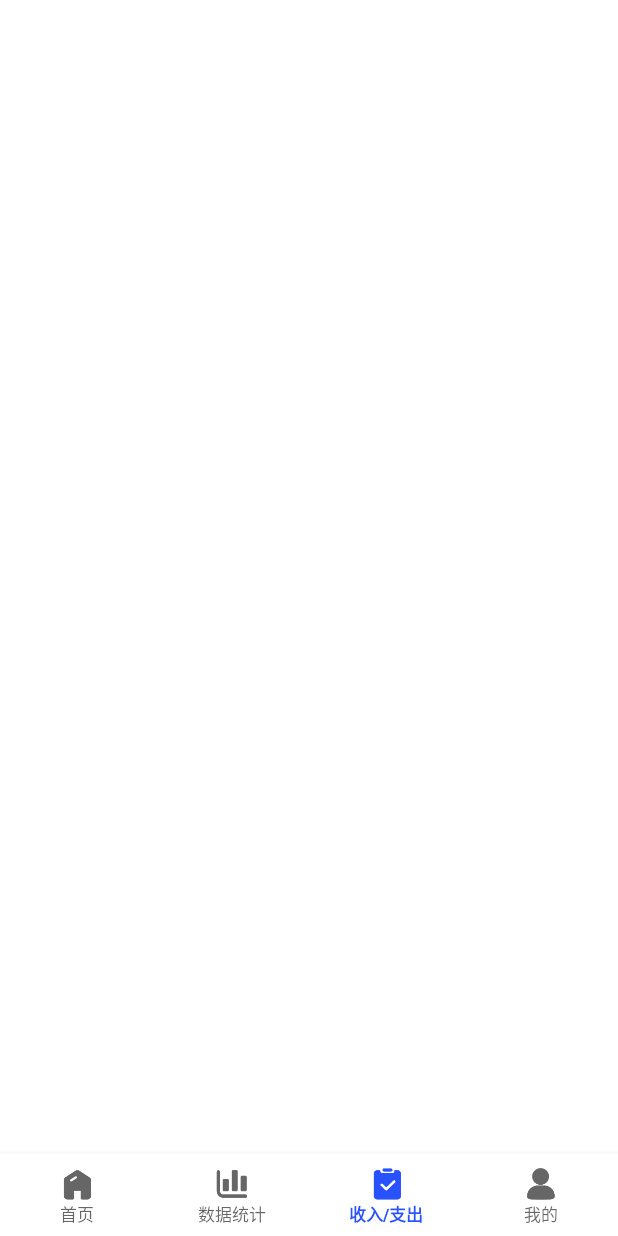
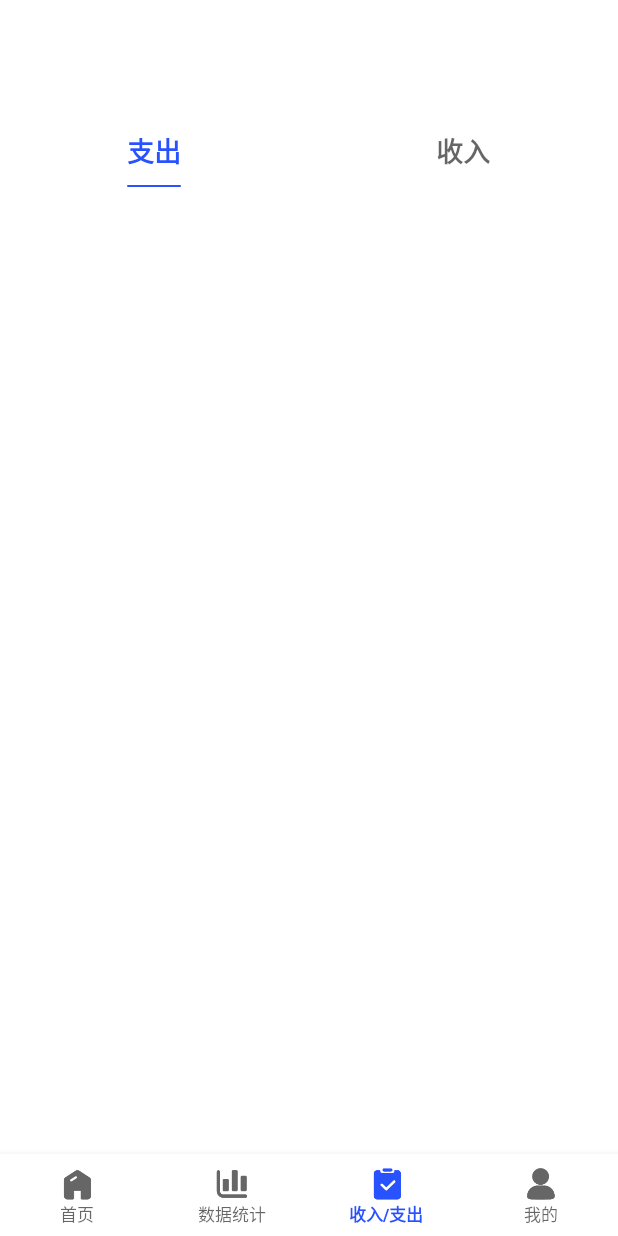
Before and after one commit to wangshyy/FFMS, an Android app: the IncomeExpenditureFragment screen opened through its navigation route, on a phone screen of 412 x 824 dp. Run offline under Robolectric (Android 15) with nearby library versions, the phone set to English and light mode, and no system bars; our stand-ins replace data binding, navigation-ui; libraries missing offline, so code that uses them is left out: com.gyf.immersionbar; 4 statements that could not run were skipped.

Commit message:
收入支出模块开发

```diff
--- /dev/null
+++ b/app/src/main/java/com/wsy/ffms/adapter/IncExpPagerAdapter.kt
@@ -0,0 +1,23 @@
+package com.wsy.ffms.adapter
+
+import androidx.fragment.app.Fragment
+import androidx.viewpager2.adapter.FragmentStateAdapter
+import com.wsy.ffms.ui.incomeexpenditure.expenditure.ExpenditureFragment
+import com.wsy.ffms.ui.incomeexpenditure.income.IncomeFragment
+
+/**
+ *  author : wsy
+ *  date   : 2023/3/10
+ *  desc   : 收入支出viewPager适配器
+ */
+class IncExpPagerAdapter(fragment: Fragment) : FragmentStateAdapter(fragment) {
+    override fun getItemCount() = 2
+
+    override fun createFragment(position: Int): Fragment {
+        return when (position) {
+            0 -> ExpenditureFragment()
+            1 -> IncomeFragment()
+            else -> ExpenditureFragment()
+        }
+    }
+}
--- a/app/src/main/java/com/wsy/ffms/ui/incomeexpenditure/IncomeExpenditureFragment.kt
+++ b/app/src/main/java/com/wsy/ffms/ui/incomeexpenditure/IncomeExpenditureFragment.kt
@@ -1,8 +1,11 @@
 package com.wsy.ffms.ui.incomeexpenditure
 
+import com.google.android.material.tabs.TabLayoutMediator
 import com.wsy.ffms.R
+import com.wsy.ffms.adapter.IncExpPagerAdapter
 import com.wsy.ffms.core.base.BaseVMFragment
 import com.wsy.ffms.databinding.FgIncomeExpenditureBinding
+import com.wsy.ffms.model.bean.Title
 import com.wsy.ffms.ui.MainActivity
 
 /**
@@ -10,11 +13,24 @@ import com.wsy.ffms.ui.MainActivity
  *  date   : 2023/3/2
  *  desc   : 收入支出模块
  */
-class IncomeExpenditureFragment: BaseVMFragment<FgIncomeExpenditureBinding>(R.layout.fg_income_expenditure) {
+class IncomeExpenditureFragment :
+    BaseVMFragment<FgIncomeExpenditureBinding>(R.layout.fg_income_expenditure) {
     override fun initView() {
-        MainActivity.setStatusBarHeight(binding.flStatusBar,requireActivity())
+        MainActivity.setStatusBarHeight(binding.flStatusBar, requireActivity())
         binding.apply {
+            title = Title(getString(R.string.income_expenditure), false) {}
+            viewpager.adapter = IncExpPagerAdapter(this@IncomeExpenditureFragment)
+            viewpager.offscreenPageLimit = 2
+            viewpager.isUserInputEnabled = false//true滑动 false禁止滑动
 
+            //tabLayout与viewPager联动
+            TabLayoutMediator(tabLayout, viewpager) { tab, position ->
+                when (position) {
+                    0 -> tab.text = getString(R.string.expenditure)
+                    1 -> tab.text = getString(R.string.income)
+                    else -> tab.text = getString(R.string.expenditure)
+                }
+            }.attach()
         }
     }
 
--- /dev/null
+++ b/app/src/main/java/com/wsy/ffms/ui/incomeexpenditure/expenditure/ExpenditureFragment.kt
@@ -0,0 +1,22 @@
+package com.wsy.ffms.ui.incomeexpenditure.expenditure
+
+import com.wsy.ffms.R
+import com.wsy.ffms.core.base.BaseVMFragment
+import com.wsy.ffms.databinding.FgExpenditureBinding
+
+/**
+ *  author : wsy
+ *  date   : 2023/3/10
+ *  desc   : 支出页面
+ */
+class ExpenditureFragment :BaseVMFragment<FgExpenditureBinding>(R.layout.fg_expenditure){
+    override fun initView() {
+
+    }
+
+    override fun initData() {
+    }
+
+    override fun startObserve() {
+    }
+}
--- /dev/null
+++ b/app/src/main/java/com/wsy/ffms/ui/incomeexpenditure/income/IncomeFragment.kt
@@ -0,0 +1,22 @@
+package com.wsy.ffms.ui.incomeexpenditure.income
+
+import com.wsy.ffms.R
+import com.wsy.ffms.core.base.BaseVMFragment
+import com.wsy.ffms.databinding.FgIncomeBinding
+
+/**
+ *  author : wsy
+ *  date   : 2023/3/10
+ *  desc   : 收入页面
+ */
+class IncomeFragment : BaseVMFragment<FgIncomeBinding>(R.layout.fg_income) {
+    override fun initView() {
+
+    }
+
+    override fun initData() {
+    }
+
+    override fun startObserve() {
+    }
+}
--- /dev/null
+++ b/app/src/main/res/drawable/shape_tab_indicator.xml
@@ -0,0 +1,6 @@
+<?xml version="1.0" encoding="utf-8"?>
+<shape xmlns:android="http://schemas.android.com/apk/res/android">
+    <solid android:color="@color/colorPrimary" />
+    <corners android:radius="@dimen/dp_10" />
+    <size android:width="@dimen/dp_1" android:height="@dimen/dp_1"/>
+</shape>
--- a/app/src/main/res/layout/ac_system_config_common.xml
+++ b/app/src/main/res/layout/ac_system_config_common.xml
@@ -48,14 +48,14 @@
             android:background="@drawable/shape_box_bg"
             android:hint="@string/system_config_common_type_hint"
             android:inputType="text"
-            android:minHeight="@dimen/dp_10"
+            android:minHeight="@dimen/dp_46"
             android:padding="@dimen/dp_10"
             android:text="@={viewModel.type}"
             android:textColor="@color/color_text"
             android:textSize="@dimen/text_size_14"
             app:layout_constraintStart_toStartOf="parent"
             app:layout_constraintTop_toBottomOf="@+id/recyclerView"
-            app:layout_constraintWidth_percent=".8" />
+            app:layout_constraintWidth_percent=".7" />
 
         <androidx.appcompat.widget.AppCompatTextView
             android:id="@+id/tv_operate"
@@ -98,7 +98,5 @@
                 android:textSize="@dimen/text_size_14"
                 android:textStyle="bold" />
         </com.google.android.material.card.MaterialCardView>
-
-
     </androidx.constraintlayout.widget.ConstraintLayout>
 </layout>
--- /dev/null
+++ b/app/src/main/res/layout/fg_expenditure.xml
@@ -0,0 +1,9 @@
+<?xml version="1.0" encoding="utf-8"?>
+<layout xmlns:android="http://schemas.android.com/apk/res/android">
+
+    <androidx.constraintlayout.widget.ConstraintLayout
+        android:layout_width="match_parent"
+        android:layout_height="match_parent">
+
+    </androidx.constraintlayout.widget.ConstraintLayout>
+</layout>
--- a/app/src/main/res/layout/fg_home.xml
+++ b/app/src/main/res/layout/fg_home.xml
@@ -3,7 +3,6 @@
     xmlns:app="http://schemas.android.com/apk/res-auto">
 
     <data>
-
         <variable
             name="title"
             type="com.wsy.ffms.model.bean.Title" />
--- a/app/src/main/res/layout/fg_income_expenditure.xml
+++ b/app/src/main/res/layout/fg_income_expenditure.xml
@@ -1,7 +1,12 @@
 <?xml version="1.0" encoding="utf-8"?>
 <layout xmlns:android="http://schemas.android.com/apk/res/android"
     xmlns:app="http://schemas.android.com/apk/res-auto">
+    <data>
 
+        <variable
+            name="title"
+            type="com.wsy.ffms.model.bean.Title" />
+    </data>
     <androidx.constraintlayout.widget.ConstraintLayout
         android:layout_width="match_parent"
         android:layout_height="match_parent">
@@ -12,5 +17,31 @@
             android:layout_height="wrap_content"
             android:background="@color/transparent"
             app:layout_constraintTop_toTopOf="parent" />
+        <include
+            android:id="@+id/toolbar"
+            layout="@layout/layout_title"
+            android:layout_width="match_parent"
+            android:layout_height="@dimen/dp_46"
+            app:layout_constraintEnd_toEndOf="parent"
+            app:layout_constraintStart_toStartOf="parent"
+            app:layout_constraintTop_toBottomOf="@+id/fl_status_bar"
+            app:title="@{title}" />
+
+        <com.google.android.material.tabs.TabLayout
+            android:id="@+id/tabLayout"
+            android:layout_width="match_parent"
+            android:layout_height="wrap_content"
+            app:tabIndicatorFullWidth="false"
+            app:tabIndicatorColor="@color/colorPrimary"
+            app:tabTextAppearance="@style/MyTabLayoutStyle"
+            app:tabIndicator="@drawable/shape_tab_indicator"
+            app:layout_constraintTop_toBottomOf="@id/toolbar" />
+
+        <androidx.viewpager2.widget.ViewPager2
+            android:id="@+id/viewpager"
+            android:layout_width="match_parent"
+            android:layout_height="0dp"
+            app:layout_constraintBottom_toBottomOf="parent"
+            app:layout_constraintTop_toBottomOf="@+id/tabLayout" />
     </androidx.constraintlayout.widget.ConstraintLayout>
 </layout>
--- a/app/src/main/res/layout/fg_mine.xml
+++ b/app/src/main/res/layout/fg_mine.xml
@@ -23,7 +23,7 @@
             android:id="@+id/cl_title"
             android:layout_width="match_parent"
             android:layout_height="@dimen/dp_200"
-            android:background="@color/colorPrimary"
+            android:background="@drawable/bg_mine"
             app:layout_constraintTop_toTopOf="parent">
 
             <com.google.android.material.imageview.ShapeableImageView
--- a/app/src/main/res/values/colors.xml
+++ b/app/src/main/res/values/colors.xml
@@ -14,4 +14,5 @@
     <color name="color_activity_bg">#F7F7FC</color>
     <color name="transparent">#00000000</color>
     <color name="color_red_d81e06">#d81e06</color>
+    <color name="color_line_grey_266F7685">#266F7685</color>
 </resources>
--- a/app/src/main/res/values/strings.xml
+++ b/app/src/main/res/values/strings.xml
@@ -43,10 +43,8 @@
     <string name="modify_success">修改成功</string>
     <string name="old_pwd_error">旧密码与登录密码不一致</string>
     <string name="logout_reminder">您确认要退出帐号吗？</string>
-
     <string name="basic_function">基本功能</string>
     <string name="modify_pwd">修改密码</string>
-
     <string name="sys_config">系统配置</string>
     <string name="count_type">账户类型</string>
     <string name="consumption_type">消费类型</string>
@@ -55,5 +53,10 @@
     <string name="system_config_common_type_hint">请输入类型</string>
     <string name="no_data">暂无数据</string>
     <string name="add_success">添加成功</string>
+    <string name="delete_success">删除成功</string>
+    <string name="delete_reminder">确认删除?</string>
 
+    <!-- 收入/支出 -->
+    <string name="income">收入</string>
+    <string name="expenditure">支出</string>
 </resources>
--- a/app/src/main/res/values/style.xml
+++ b/app/src/main/res/values/style.xml
@@ -16,4 +16,9 @@
         <item name="android:layout_width">match_parent</item>
         <item name="android:layout_height">wrap_content</item>
     </style>
+
+    <style name="MyTabLayoutStyle">
+        <item name="android:textSize">@dimen/text_size_16</item>
+        <item name="android:textStyle">bold</item>
+    </style>
 </resources>
```
Also changed, not shown: app/src/main/java/com/wsy/ffms/adapter/SystemConfigCommonAdapter.kt (+30 -1 lines), app/src/main/java/com/wsy/ffms/ui/mine/systemcofig/SystemConfigCommonActivity.kt (+13 -0 lines), app/src/main/java/com/wsy/ffms/ui/mine/systemcofig/SystemConfigViewModel.kt (+24 -0 lines), app/src/main/res/layout/fg_income.xml (added, +10 -0 lines), app/src/main/res/layout/item_system_conig_common.xml (+8 -1 lines), app/src/main/res/drawable-xxxhdpi/bg_mine.jpg (added), app/src/main/res/drawable-xxxhdpi/ic_modify_pwd.png.
